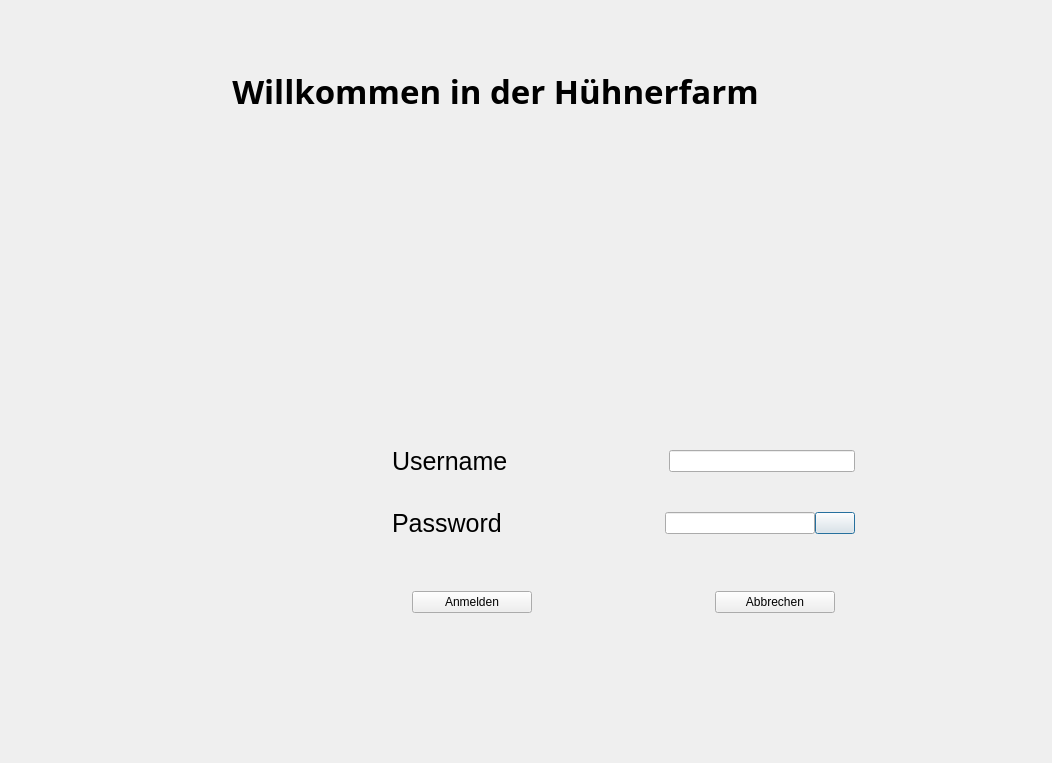
Old version of the form dlgloginwindow.ui in the repository wangwenyao2019/huehnerManager.
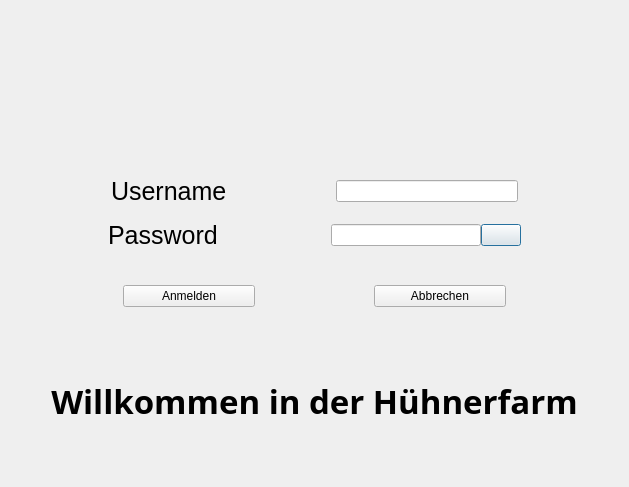
New version of the form. Icons and pictures are not drawn.

Patch:
```diff
--- a/dlgloginwindow.ui
+++ b/dlgloginwindow.ui
@@ -6,112 +6,29 @@
    <rect>
     <x>0</x>
     <y>0</y>
-    <width>1052</width>
-    <height>763</height>
+    <width>629</width>
+    <height>487</height>
    </rect>
   </property>
   <property name="windowTitle">
    <string>Dialog</string>
   </property>
-  <widget class="QLabel" name="label_4">
-   <property name="geometry">
-    <rect>
-     <x>50</x>
-     <y>40</y>
-     <width>891</width>
-     <height>101</height>
-    </rect>
-   </property>
-   <property name="font">
-    <font>
-     <family>Old English Text MT</family>
-     <pointsize>25</pointsize>
-     <bold>true</bold>
-    </font>
-   </property>
-   <property name="text">
-    <string>Willkommen in der Hühnerfarm</string>
-   </property>
-   <property name="alignment">
-    <set>Qt::AlignCenter</set>
-   </property>
-  </widget>
-  <widget class="QLabel" name="label_6">
-   <property name="geometry">
-    <rect>
-     <x>60</x>
-     <y>140</y>
-     <width>271</width>
-     <height>221</height>
-    </rect>
-   </property>
-   <property name="autoFillBackground">
-    <bool>false</bool>
-   </property>
-   <property name="text">
-    <string/>
-   </property>
-   <property name="pixmap">
-    <pixmap resource="Ressourcen.qrc">:/img/Image/jidan.jpg</pixmap>
-   </property>
-   <property name="scaledContents">
-    <bool>true</bool>
-   </property>
-  </widget>
-  <widget class="QLabel" name="label_5">
-   <property name="geometry">
-    <rect>
-     <x>734</x>
-     <y>140</y>
-     <width>271</width>
-     <height>231</height>
-    </rect>
-   </property>
-   <property name="autoFillBackground">
-    <bool>false</bool>
-   </property>
-   <property name="text">
-    <string/>
-   </property>
-   <property name="pixmap">
-    <pixmap resource="Ressourcen.qrc">:/img/Image/xiaoji.jpg</pixmap>
-   </property>
-   <property name="scaledContents">
-    <bool>true</bool>
-   </property>
-  </widget>
-  <widget class="QLabel" name="label_2">
-   <property name="geometry">
-    <rect>
-     <x>410</x>
-     <y>140</y>
-     <width>221</width>
-     <height>241</height>
-    </rect>
-   </property>
-   <property name="autoFillBackground">
-    <bool>false</bool>
-   </property>
-   <property name="text">
-    <string/>
-   </property>
-   <property name="pixmap">
-    <pixmap resource="Ressourcen.qrc">:/img/Image/muji.jpg</pixmap>
-   </property>
-   <property name="scaledContents">
-    <bool>true</bool>
-   </property>
-  </widget>
-  <widget class="QWidget" name="">
-   <property name="geometry">
-    <rect>
-     <x>30</x>
-     <y>420</y>
-     <width>981</width>
-     <height>221</height>
-    </rect>
-   </property>
+  <layout class="QGridLayout" name="gridLayout">
+   <item row="0" column="0">
    <layout class="QHBoxLayout" name="horizontalLayout_5">
+     <item>
+      <spacer name="horizontalSpacer_10">
+       <property name="orientation">
+        <enum>Qt::Horizontal</enum>
+       </property>
+       <property name="sizeHint" stdset="0">
+        <size>
+         <width>40</width>
+         <height>20</height>
+        </size>
+       </property>
+      </spacer>
+     </item>
     <item>
      <widget class="QLabel" name="label">
       <property name="minimumSize">
@@ -132,6 +49,21 @@
      </widget>
     </item>
     <item>
+      <spacer name="horizontalSpacer_12">
+       <property name="orientation">
+        <enum>Qt::Horizontal</enum>
+       </property>
+       <property name="sizeHint" stdset="0">
+        <size>
+         <width>40</width>
+         <height>20</height>
+        </size>
+       </property>
+      </spacer>
+     </item>
+    </layout>
+   </item>
+   <item row="1" column="0">
      <layout class="QVBoxLayout" name="verticalLayout">
       <item>
        <layout class="QHBoxLayout" name="horizontalLayout_2">
@@ -150,6 +82,12 @@
         </item>
         <item>
          <widget class="QLabel" name="lblUsername">
+         <property name="minimumSize">
+          <size>
+           <width>120</width>
+           <height>0</height>
+          </size>
+         </property>
           <property name="font">
            <font>
             <pointsize>19</pointsize>
@@ -180,10 +118,13 @@
          <widget class="QLineEdit" name="leUsername">
           <property name="minimumSize">
            <size>
-            <width>186</width>
+           <width>182</width>
             <height>0</height>
            </size>
           </property>
+         <property name="alignment">
+          <set>Qt::AlignRight|Qt::AlignTrailing|Qt::AlignVCenter</set>
+         </property>
          </widget>
         </item>
         <item>
@@ -218,6 +159,12 @@
         </item>
         <item>
          <widget class="QLabel" name="lblPassword">
+         <property name="minimumSize">
+          <size>
+           <width>120</width>
+           <height>0</height>
+          </size>
+         </property>
           <property name="font">
            <font>
             <pointsize>19</pointsize>
@@ -260,6 +207,9 @@
               <height>0</height>
              </size>
             </property>
+           <property name="alignment">
+            <set>Qt::AlignRight|Qt::AlignTrailing|Qt::AlignVCenter</set>
+           </property>
            </widget>
           </item>
           <item>
@@ -318,7 +268,7 @@
          <widget class="QPushButton" name="btnAnmelden">
           <property name="minimumSize">
            <size>
-            <width>120</width>
+           <width>132</width>
             <height>0</height>
            </size>
           </property>
@@ -344,7 +294,7 @@
          <widget class="QPushButton" name="btnAbbrechen">
           <property name="minimumSize">
            <size>
-            <width>120</width>
+           <width>132</width>
             <height>0</height>
            </size>
           </property>
@@ -370,8 +320,24 @@
       </item>
      </layout>
     </item>
-   </layout>
-  </widget>
+   <item row="2" column="0">
+    <widget class="QLabel" name="label_4">
+     <property name="font">
+      <font>
+       <family>Old English Text MT</family>
+       <pointsize>25</pointsize>
+       <bold>true</bold>
+      </font>
+     </property>
+     <property name="text">
+      <string>Willkommen in der Hühnerfarm</string>
+     </property>
+     <property name="alignment">
+      <set>Qt::AlignCenter</set>
+     </property>
+    </widget>
+   </item>
+  </layout>
  </widget>
  <resources>
   <include location="Ressourcen.qrc"/>
```
Left out of the diff: 2 changed lines with no effect on the pictures. Lines whose indentation alone changed are shown as unchanged.
